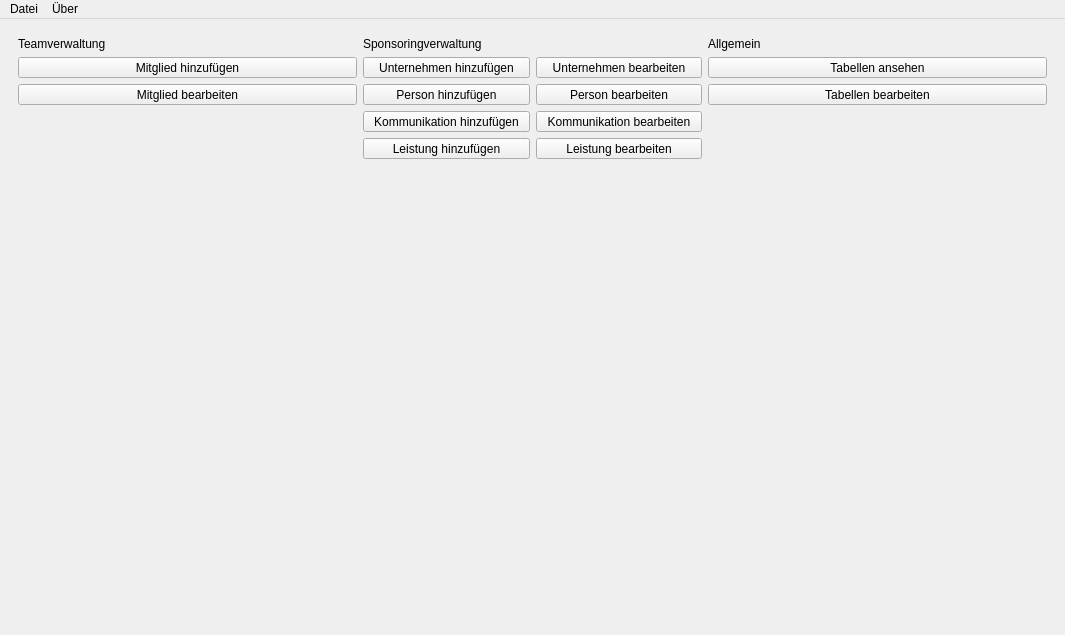
First picture: the form in mainwindow.ui, repository green-lion-racing/glr-database, before the edit.
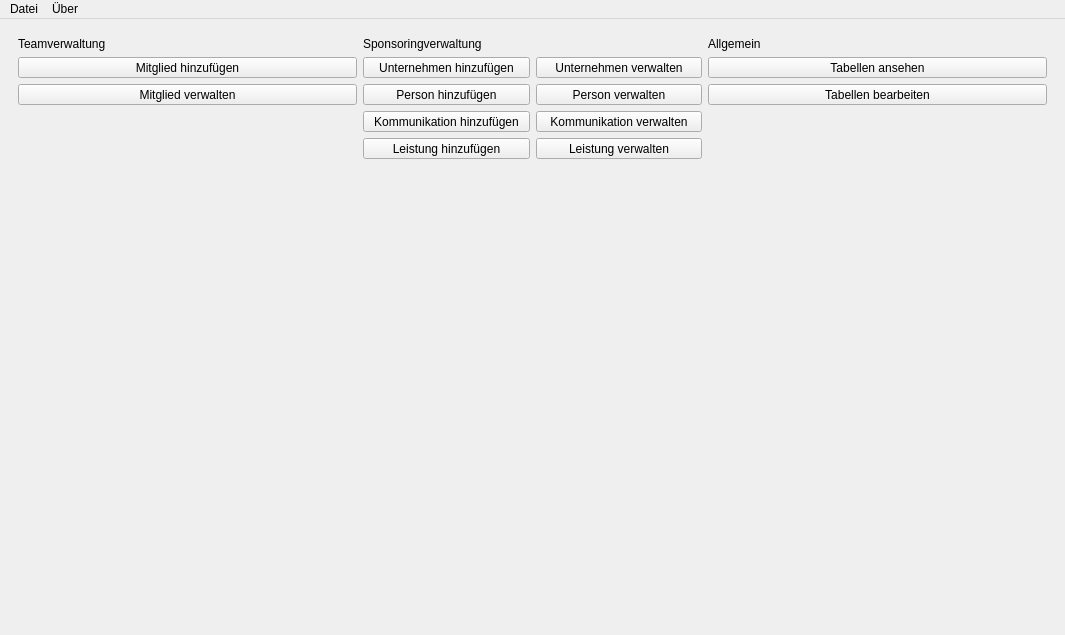
Second picture: the form after the edit. The open tabs and pages were chosen to show the change.

Commit message:
use one button for export
dynamically select what to export
string changes

The edit to the form file:
```diff
--- a/mainwindow.ui
+++ b/mainwindow.ui
@@ -68,7 +68,7 @@
              </sizepolicy>
             </property>
             <property name="text">
-             <string>Mitglied bearbeiten</string>
+             <string>Mitglied verwalten</string>
             </property>
             <property name="toolButtonStyle">
              <enum>Qt::ToolButtonTextUnderIcon</enum>
@@ -132,7 +132,7 @@
                </sizepolicy>
               </property>
               <property name="text">
-               <string>Unternehmen bearbeiten</string>
+               <string>Unternehmen verwalten</string>
               </property>
               <property name="toolButtonStyle">
                <enum>Qt::ToolButtonTextUnderIcon</enum>
@@ -177,7 +177,7 @@
                </sizepolicy>
               </property>
               <property name="text">
-               <string>Person bearbeiten</string>
+               <string>Person verwalten</string>
               </property>
               <property name="iconSize">
                <size>
@@ -222,7 +222,7 @@
                </sizepolicy>
               </property>
               <property name="text">
-               <string>Kommunikation bearbeiten</string>
+               <string>Kommunikation verwalten</string>
               </property>
               <property name="toolButtonStyle">
                <enum>Qt::ToolButtonTextUnderIcon</enum>
@@ -258,7 +258,7 @@
                </sizepolicy>
               </property>
               <property name="text">
-               <string>Leistung bearbeiten</string>
+               <string>Leistung verwalten</string>
               </property>
               <property name="toolButtonStyle">
                <enum>Qt::ToolButtonTextUnderIcon</enum>
```
Left out of the diff: 2 changed lines with no effect on the pictures. The commit also changes 4 other files.
